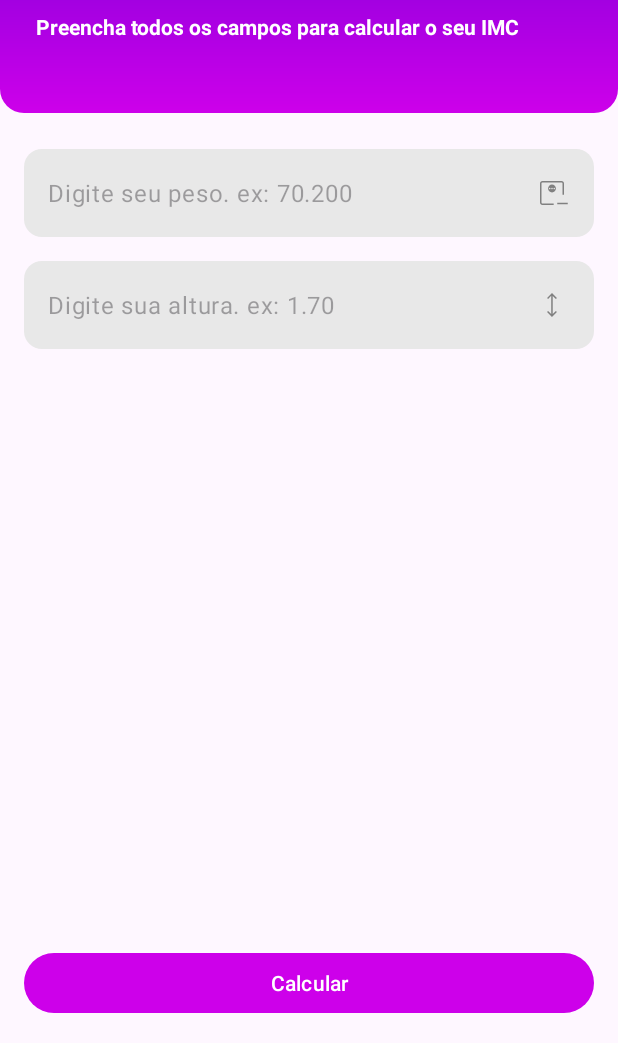
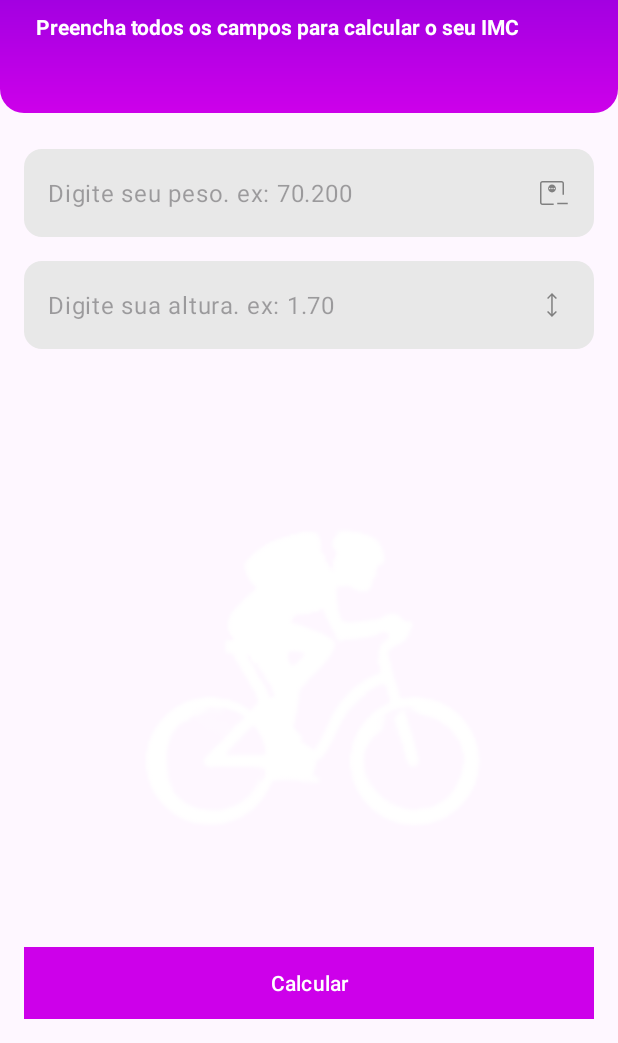
Before and after one commit to MMacaubas/calcIMC, an Android app: the screen it shows after launch (MainActivity), on a phone screen of 412 x 824 dp, the part 193-1236 px from its top. Run offline under Robolectric (Android 15) with nearby library versions, the phone set to English and light mode, and no system bars.

```diff
--- /dev/null
+++ b/app/src/main/res/drawable/colorbotton.xml
@@ -0,0 +1,9 @@
+<?xml version="1.0" encoding="utf-8"?>
+<shape xmlns:android="http://schemas.android.com/apk/res/android">
+
+
+    <gradient
+        android:startColor="@color/primary_400"
+        android:endColor="@color/primary_400"/>
+
+</shape>
--- a/app/src/main/res/layout/activity_main.xml
+++ b/app/src/main/res/layout/activity_main.xml
@@ -8,45 +8,57 @@
 
     <LinearLayout
         android:id="@+id/vg_header"
+        android:layout_width="match_parent"
+        android:layout_height="wrap_content"
         android:background="@drawable/gradiente_bg"
-        android:layout_width="match_parent"
         android:orientation="vertical"
-        android:layout_height="wrap_content"
         app:layout_constraintEnd_toEndOf="parent"
+        app:layout_constraintHorizontal_bias="0.0"
         app:layout_constraintStart_toStartOf="parent"
         app:layout_constraintTop_toTopOf="parent">
 
         <ImageView
-            android:src="@drawable/ic_weight"
-            android:layout_margin="24dp"
-            app:tint="@color/white"
             android:layout_width="48dp"
             android:layout_height="48dp"
+            android:layout_margin="24dp"
+            android:layout_marginStart="24dp"
             android:layout_marginTop="16dp"
-            android:layout_marginStart="24dp"
-            android:layout_marginBottom="16dp"/>
+            android:layout_marginBottom="16dp"
+            android:src="@drawable/ic_weight"
+            app:tint="@color/white" />
+
 
         <TextView
+            android:layout_width="wrap_content"
+            android:layout_height="wrap_content"
+            android:layout_marginStart="24dp"
             android:text="Calculadora IMC"
-            android:layout_marginStart="24dp"
             android:textColor="@color/white"
-            android:textStyle="bold"
             android:textSize="24sp"
-            android:layout_width="wrap_content"
-            android:layout_height="wrap_content" />
+            android:textStyle="bold" />
 
         <TextView
-            android:text="Preencha todos os campos para calcular o seu IMC"
+            android:layout_width="wrap_content"
+            android:layout_height="wrap_content"
             android:layout_marginStart="24dp"
+            android:layout_marginTop="8dp"
             android:layout_marginEnd="24dp"
             android:layout_marginBottom="48dp"
-            android:layout_marginTop="8dp"
-            android:textStyle="bold"
+            android:text="Preencha todos os campos para calcular o seu IMC"
             android:textColor="@color/white"
-            android:layout_width="wrap_content"
-            android:layout_height="wrap_content" />
+            android:textStyle="bold" />
 
     </LinearLayout>
+
+    <ImageView
+        android:src="@drawable/bike_1_removebg_preview"
+        android:layout_width="350dp"
+        android:layout_height="364dp"
+        app:tint="@color/white"
+        app:layout_constraintStart_toStartOf="parent"
+        app:layout_constraintEnd_toEndOf="parent"
+        app:layout_constraintBottom_toTopOf="@+id/btn_calcular"
+        app:layout_constraintTop_toBottomOf="@+id/textInputLayout2"/>
 
     <Button
         android:id="@+id/btn_calcular"
@@ -54,6 +66,8 @@
         android:layout_height="wrap_content"
         android:layout_margin="16dp"
         android:text="Calcular"
+        android:background="@drawable/colorbotton"
+        android:textColor="@color/white"
         app:layout_constraintBottom_toBottomOf="parent"
         app:layout_constraintEnd_toEndOf="parent"
         app:layout_constraintStart_toStartOf="parent"/>
@@ -83,6 +97,7 @@
     </com.google.android.material.textfield.TextInputLayout>
 
     <com.google.android.material.textfield.TextInputLayout
+        android:id="@+id/textInputLayout2"
         android:layout_width="match_parent"
         android:layout_height="wrap_content"
         android:layout_margin="16dp"
@@ -93,13 +108,13 @@
 
         <com.google.android.material.textfield.TextInputEditText
             android:id="@+id/edt_altura"
-            android:drawableEnd="@drawable/ic_height"
-            android:maxLength="4"
             android:layout_width="match_parent"
             android:layout_height="wrap_content"
             android:background="@drawable/rounded_bg"
+            android:drawableEnd="@drawable/ic_height"
+            android:hint="Digite sua altura. ex: 1.70"
             android:inputType="numberDecimal"
-            android:hint="Digite sua altura. ex: 1.70" />
+            android:maxLength="4" />
 
     </com.google.android.material.textfield.TextInputLayout>
 
--- a/app/src/main/res/layout/activity_result.xml
+++ b/app/src/main/res/layout/activity_result.xml
@@ -38,7 +38,7 @@
             android:text="Confirme abaixo o seu resultado e classificação"
             android:layout_marginStart="24dp"
             android:layout_marginEnd="24dp"
-                        android:layout_marginTop="8dp"
+            android:layout_marginTop="8dp"
             android:textStyle="bold"
             android:textColor="@color/white"
             android:layout_width="wrap_content"
```
Also changed, not shown: app/src/main/res/drawable-ldltr/bike_1_removebg_preview.png (added), 2 other files.
